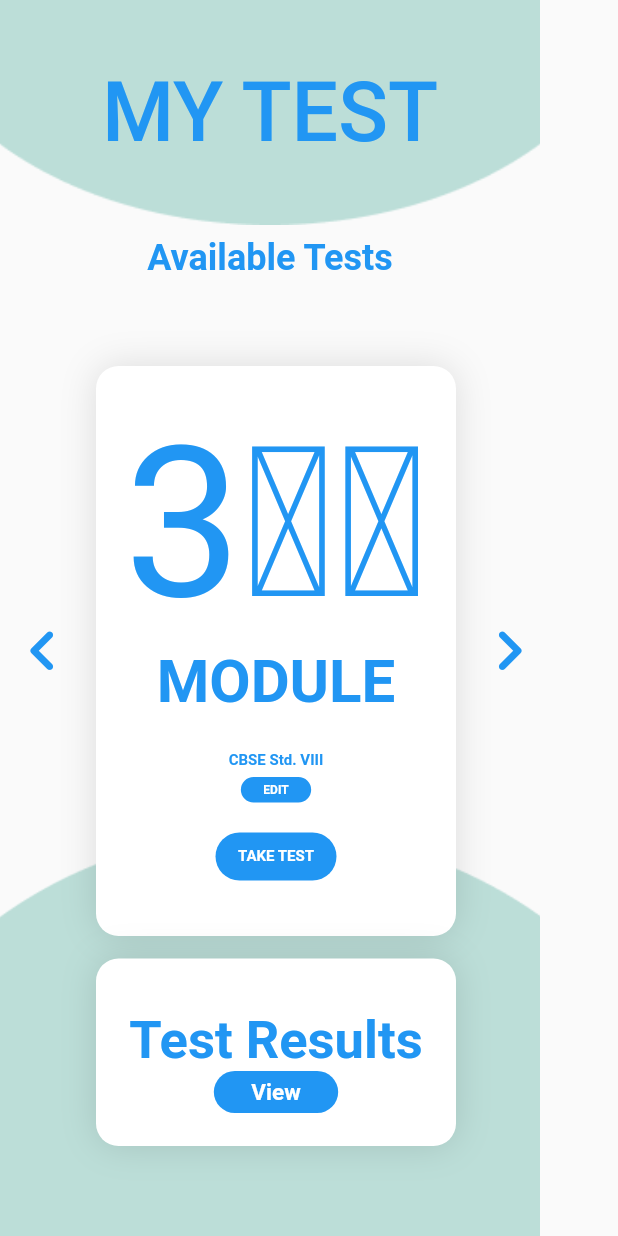
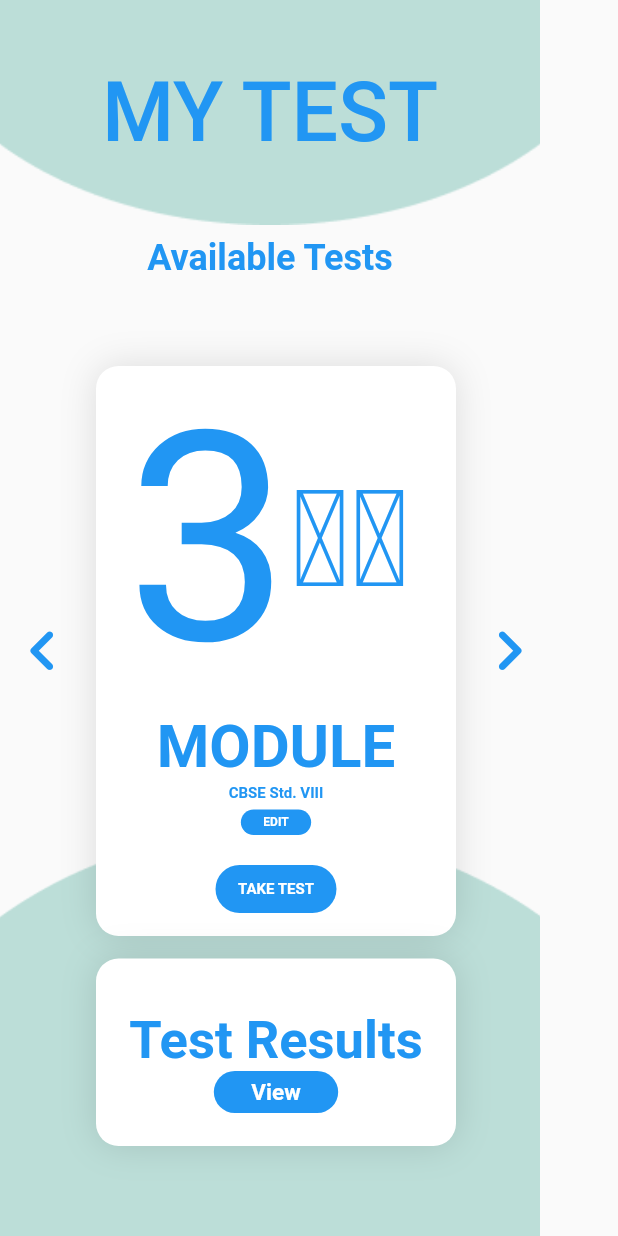
Before and after one commit to Dam0n-DX/Infigon, a Flutter app: the screen it shows after launch, on a phone screen of 412 x 824 dp. Run offline on Flutter 3.47's test engine with Material 2 defaults, Android fonts, the phone set to English and light mode, and no system bars.

Commit message:
Update main.dart

```diff
--- a/infigon_task/lib/main.dart
+++ b/infigon_task/lib/main.dart
@@ -101,7 +101,7 @@ class _MyTaskState extends State<MyTask> {
                           ),
                           onPressed: null,
                         ),
-                        Container(
+                       Container(
                           height: 380,
                           width: 240,
                           decoration: BoxDecoration(
@@ -121,11 +121,30 @@ class _MyTaskState extends State<MyTask> {
                               Column(
                                 mainAxisAlignment: MainAxisAlignment.start,
                                 children: <Widget>[
-                                  Text(
-                                    "3\u1d3f\u1d30",
-                                    style: TextStyle(
-                                      fontSize: 140,
-                                      color: Colors.blue,
+                                  Padding(
+                                    padding: const EdgeInsets.only(
+                                      right: 20,
+                                      left: 20,
+                                      top: 0,
+                                      bottom: 0,
+                                    ),
+                                    child: Row(
+                                      children: <Widget>[
+                                        Text(
+                                          "3",
+                                          style: TextStyle(
+                                            fontSize: 195,
+                                            color: Colors.blue,
+                                          ),
+                                        ),
+                                        Text(
+                                          "\u1d3f\u1d30",
+                                          style: TextStyle(
+                                            fontSize: 90,
+                                            color: Colors.blue,
+                                          ),
+                                        ),
+                                      ],
                                     ),
                                   ),
                                   Text(
```
